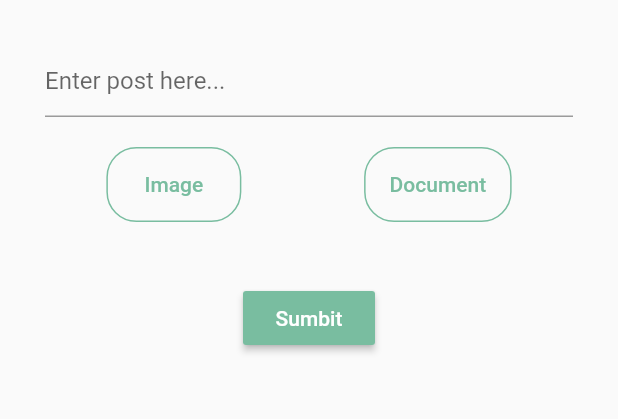
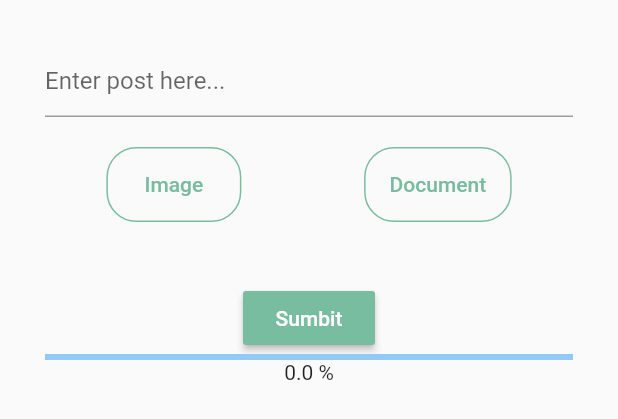
Before and after one commit to Sanchit-Rastogi/iConnect, a Flutter app: the MediaPost widget shown alone on an empty page, opened directly, after a tap on "Sumbit", on a phone screen of 412 x 824 dp. Shown: the top 419 px of the screen. Run offline on Flutter 3.47's test engine with Material 2 defaults, Android fonts, the phone set to English and light mode, and no system bars; our stand-ins replace auto_size_text, cloud_firestore, firebase_storage, image_picker; accounts and stored records are empty; network calls fail.

Commit message:
review upload in database

```diff
--- a/lib/screens/media_post.dart
+++ b/lib/screens/media_post.dart
@@ -1,5 +1,8 @@
 import 'package:flutter/material.dart';
-import 'package:iconnect/widgets/course_post.dart';
+//import 'package:iconnect/widgets/course_post.dart';
+import 'package:image_picker/image_picker.dart';
+import 'dart:io';
+import 'package:iconnect/widgets/uploader.dart';
 
 class MediaPost extends StatefulWidget {
   @override
@@ -8,7 +11,17 @@ class MediaPost extends StatefulWidget {
 
 class _MediaPostState extends State<MediaPost> {
   String inputText;
-  CoursePost addNewPost = CoursePost();
+  //CoursePost addNewPost = CoursePost();
+
+  File _imageFile;
+  bool show = false;
+
+  Future<void> _pickImage(ImageSource source) async {
+    File selected = await ImagePicker.pickImage(source: source);
+    setState(() {
+      _imageFile = selected;
+    });
+  }
 
   @override
   Widget build(BuildContext context) {
@@ -40,7 +53,7 @@ class _MediaPostState extends State<MediaPost> {
                   borderRadius: BorderRadius.circular(20.0),
                 ),
                 child: FlatButton(
-                  onPressed: () {},
+                  onPressed: () => _pickImage(ImageSource.gallery),
                   child: Text(
                     'Image',
                     style: TextStyle(
@@ -76,8 +89,7 @@ class _MediaPostState extends State<MediaPost> {
             color: Color(0xFF79bda0),
             onPressed: () {
               setState(() {
-                addNewPost.addPost(inputText);
-                Navigator.pop(context);
+                show = !show;
               });
             },
             child: Text(
@@ -86,7 +98,12 @@ class _MediaPostState extends State<MediaPost> {
                 color: Colors.white,
               ),
             ),
-          )
+          ),
+          show
+              ? Uploader(
+                  file: _imageFile,
+                )
+              : Text(''),
         ],
       ),
     );
--- a/lib/widgets/course_post.dart
+++ b/lib/widgets/course_post.dart
@@ -1,11 +1,8 @@
 import 'package:flutter/material.dart';
 
 class CoursePost extends StatelessWidget {
-  final List<String> postList = [];
-
-  void addPost(String value) {
-    postList.add(value);
-  }
+  final List<String> postList;
+  CoursePost({this.postList});
 
   @override
   Widget build(BuildContext context) {
--- /dev/null
+++ b/lib/widgets/uploader.dart
@@ -0,0 +1,66 @@
+import 'package:flutter/material.dart';
+import 'dart:io';
+import 'package:firebase_storage/firebase_storage.dart';
+
+class Uploader extends StatefulWidget {
+  final File file;
+  Uploader({this.file});
+
+  @override
+  _UploaderState createState() => _UploaderState();
+}
+
+class _UploaderState extends State<Uploader> {
+  final FirebaseStorage _storage = FirebaseStorage(
+      storageBucket: 'gs://iconnect-5c61c.appspot.com/CoursePost');
+
+  StorageUploadTask _uploadTask;
+
+  @override
+  void initState() {
+    // TODO: implement initState
+    super.initState();
+    startUpLoad();
+  }
+
+  void startUpLoad() {
+    String filePath = '${DateTime.now()}.png';
+    setState(() {
+      _uploadTask = _storage.ref().child(filePath).putFile(widget.file);
+    });
+  }
+
+  @override
+  Widget build(BuildContext context) {
+    if (_uploadTask != null) {
+      return StreamBuilder<StorageTaskEvent>(
+        stream: _uploadTask.events,
+        builder: (context, snapshot) {
+          var event = snapshot?.data?.snapshot;
+          double progressPercent =
+              event != null ? event.bytesTransferred / event.totalByteCount : 0;
+          return Column(
+            children: [
+              if (_uploadTask.isComplete) Text('Post Uploaded!'),
+              LinearProgressIndicator(
+                value: progressPercent,
+              ),
+              Text('${(progressPercent * 100).toStringAsFixed(1)} %'),
+            ],
+          );
+        },
+      );
+    } else {
+      return Column(
+        children: <Widget>[
+          Text('Try Again!'),
+          Image.file(
+            widget.file,
+            width: 200,
+            height: 140,
+          ),
+        ],
+      );
+    }
+  }
+}
--- a/pubspec.yaml
+++ b/pubspec.yaml
@@ -14,7 +14,7 @@ description: A new Flutter application.
 version: 1.0.0+1
 
 environment:
-  sdk: ">=2.1.0 <3.0.0"
+  sdk: ">=2.5.0 <3.0.0"
 
 dependencies:
   flutter:
@@ -27,6 +27,8 @@ dependencies:
   firebase_auth: ^0.15.4
   cloud_firestore: ^0.13.1+1
   auto_size_text: ^2.1.0
+  image_picker: ^0.6.3+4
+  firebase_storage: ^3.1.1
 
 dev_dependencies:
   flutter_test:
```
Also changed, not shown: lib/screens/club_page.dart (+7 -1 lines), lib/screens/course.dart (+19 -1 lines), lib/screens/instructor_page.dart (+7 -1 lines), lib/screens/major_page.dart (+7 -1 lines), pubspec.lock, 2 other files.
